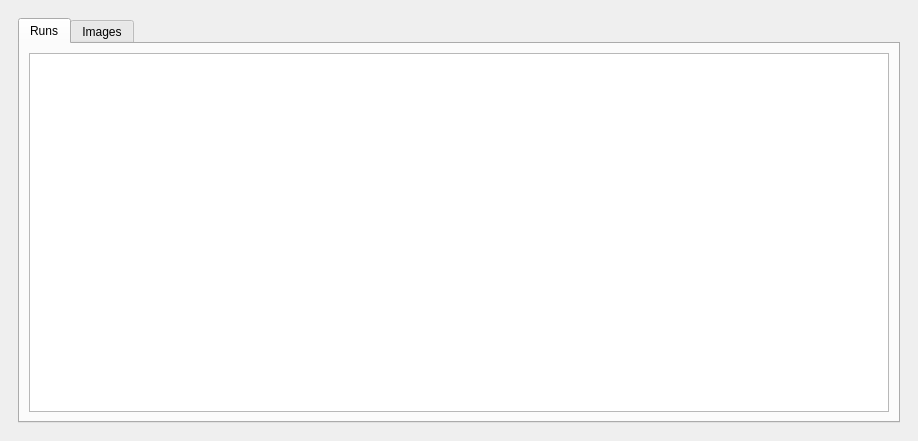
Before: the Qt Designer form image_loader_dockwidget_base.ui in Drew973/PTS_image_loader, drawn with Qt 5.
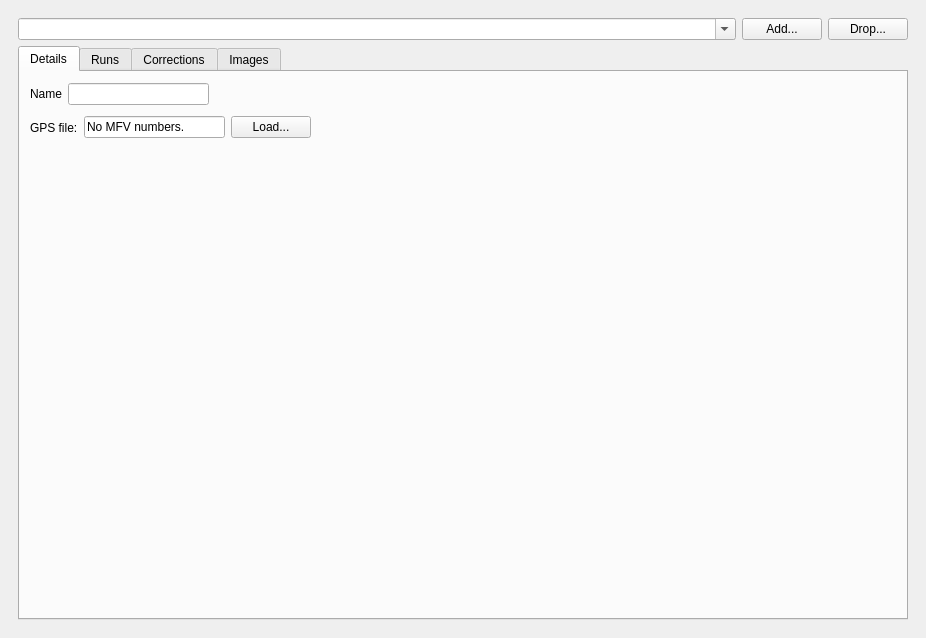
After: the same form once the commit is applied. Custom widgets are drawn as their Qt base class.

Diff of the .ui file:
```diff
--- a/image_loader_dockwidget_base.ui
+++ b/image_loader_dockwidget_base.ui
@@ -6,8 +6,8 @@
    <rect>
     <x>0</x>
     <y>0</y>
-    <width>918</width>
-    <height>441</height>
+    <width>926</width>
+    <height>638</height>
    </rect>
   </property>
   <property name="windowTitle">
@@ -17,7 +17,56 @@
    <layout class="QVBoxLayout" name="verticalLayout_2">
     <item>
      <widget class="QWidget" name="mainWidget" native="true">
-      <layout class="QVBoxLayout" name="verticalLayout_4">
+      <layout class="QVBoxLayout" name="verticalLayout">
+       <item>
+        <layout class="QHBoxLayout" name="horizontalLayout">
+         <item>
+          <widget class="QComboBox" name="mfvBox">
+           <property name="toolTip">
+            <string>&lt;html&gt;&lt;head/&gt;&lt;body&gt;&lt;p&gt;MFV number. Searchable not editable.&lt;/p&gt;&lt;/body&gt;&lt;/html&gt;</string>
+           </property>
+           <property name="editable">
+            <bool>true</bool>
+           </property>
+           <property name="insertPolicy">
+            <enum>QComboBox::NoInsert</enum>
+           </property>
+          </widget>
+         </item>
+         <item>
+          <widget class="QPushButton" name="addMfvButton">
+           <property name="sizePolicy">
+            <sizepolicy hsizetype="Maximum" vsizetype="Fixed">
+             <horstretch>0</horstretch>
+             <verstretch>0</verstretch>
+            </sizepolicy>
+           </property>
+           <property name="toolTip">
+            <string>&lt;html&gt;&lt;head/&gt;&lt;body&gt;&lt;p&gt;Open dialog to add new MFV number.&lt;/p&gt;&lt;/body&gt;&lt;/html&gt;</string>
+           </property>
+           <property name="text">
+            <string>Add...</string>
+           </property>
+          </widget>
+         </item>
+         <item>
+          <widget class="QPushButton" name="dropMfvButton">
+           <property name="sizePolicy">
+            <sizepolicy hsizetype="Maximum" vsizetype="Fixed">
+             <horstretch>0</horstretch>
+             <verstretch>0</verstretch>
+            </sizepolicy>
+           </property>
+           <property name="toolTip">
+            <string>&lt;html&gt;&lt;head/&gt;&lt;body&gt;&lt;p&gt;Open dialog to drop selected MFV.&lt;/p&gt;&lt;p&gt;&lt;br/&gt;&lt;/p&gt;&lt;/body&gt;&lt;/html&gt;</string>
+           </property>
+           <property name="text">
+            <string>Drop...</string>
+           </property>
+          </widget>
+         </item>
+        </layout>
+       </item>
        <item>
         <widget class="QTabWidget" name="tabs">
          <property name="layoutDirection">
@@ -29,6 +78,85 @@
          <property name="currentIndex">
           <number>0</number>
          </property>
+         <widget class="QWidget" name="tab">
+          <attribute name="title">
+           <string>Details</string>
+          </attribute>
+          <widget class="QWidget" name="layoutWidget">
+           <property name="geometry">
+            <rect>
+             <x>10</x>
+             <y>10</y>
+             <width>179</width>
+             <height>24</height>
+            </rect>
+           </property>
+           <layout class="QHBoxLayout" name="horizontalLayout_2">
+            <item>
+             <widget class="QLabel" name="label">
+              <property name="text">
+               <string>Name</string>
+              </property>
+             </widget>
+            </item>
+            <item>
+             <widget class="QLineEdit" name="mfvName">
+              <property name="toolTip">
+               <string>&lt;html&gt;&lt;head/&gt;&lt;body&gt;&lt;p&gt;Can edit name here.&lt;/p&gt;&lt;/body&gt;&lt;/html&gt;</string>
+              </property>
+             </widget>
+            </item>
+           </layout>
+          </widget>
+          <widget class="QWidget" name="layoutWidget">
+           <property name="geometry">
+            <rect>
+             <x>10</x>
+             <y>40</y>
+             <width>281</width>
+             <height>31</height>
+            </rect>
+           </property>
+           <layout class="QHBoxLayout" name="horizontalLayout_3">
+            <item>
+             <widget class="QLabel" name="label_2">
+              <property name="text">
+               <string>GPS file:</string>
+              </property>
+             </widget>
+            </item>
+            <item>
+             <widget class="QLineEdit" name="gpsFileDisplay">
+              <property name="toolTip">
+               <string>&lt;html&gt;&lt;head/&gt;&lt;body&gt;&lt;p&gt;A record of which GPS file was loaded for this MFV.&lt;/p&gt;&lt;/body&gt;&lt;/html&gt;</string>
+              </property>
+              <property name="text">
+               <string>No MFV numbers.</string>
+              </property>
+              <property name="readOnly">
+               <bool>true</bool>
+              </property>
+             </widget>
+            </item>
+            <item>
+             <widget class="QPushButton" name="browseGpsButton">
+              <property name="sizePolicy">
+               <sizepolicy hsizetype="Maximum" vsizetype="Fixed">
+                <horstretch>0</horstretch>
+                <verstretch>0</verstretch>
+               </sizepolicy>
+              </property>
+              <property name="toolTip">
+               <string>&lt;html&gt;&lt;head/&gt;&lt;body&gt;&lt;p&gt;Select a GPS file to load.&lt;/p&gt;&lt;/body&gt;&lt;/html&gt;</string>
+              </property>
+              <property name="text">
+               <string>Load...</string>
+              </property>
+             </widget>
+            </item>
+           </layout>
+          </widget>
+         </widget>
          <widget class="QWidget" name="runs">
           <attribute name="title">
            <string>Runs</string>
@@ -46,6 +174,27 @@
            </item>
           </layout>
          </widget>
+         <widget class="QWidget" name="tab_2">
+          <attribute name="title">
+           <string>Corrections</string>
+          </attribute>
+          <layout class="QVBoxLayout" name="verticalLayout_4">
+           <item>
+            <widget class="QComboBox" name="runBox">
+             <property name="toolTip">
+              <string>&lt;html&gt;&lt;head/&gt;&lt;body&gt;&lt;p&gt;Table shows corrections for this run.&lt;/p&gt;&lt;/body&gt;&lt;/html&gt;</string>
+             </property>
+            </widget>
+           </item>
+           <item>
+            <widget class="QTableView" name="correctionsView">
+             <property name="toolTip">
+              <string>&lt;html&gt;&lt;head/&gt;&lt;body&gt;&lt;p&gt;Corrections.&lt;/p&gt;&lt;/body&gt;&lt;/html&gt;</string>
+             </property>
+            </widget>
+           </item>
+          </layout>
+         </widget>
          <widget class="QWidget" name="images">
           <attribute name="title">
            <string>Images</string>
```
